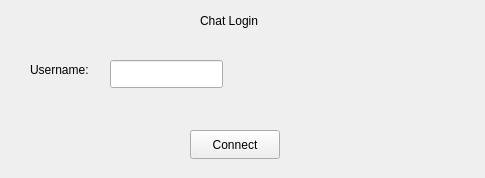
First picture: the form in ChatApp/loginwindow.ui, repository MoazMostafaAzab/cs2-lab-project, before the edit.
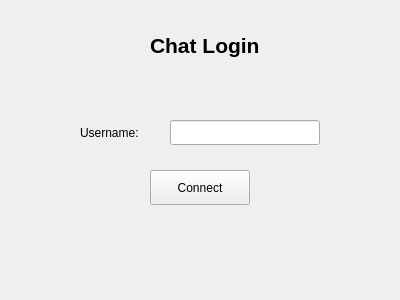
Second picture: the form after the edit.

```diff
--- a/ChatApp/loginwindow.ui
+++ b/ChatApp/loginwindow.ui
@@ -6,8 +6,8 @@
    <rect>
     <x>0</x>
     <y>0</y>
-    <width>485</width>
-    <height>178</height>
+    <width>400</width>
+    <height>300</height>
    </rect>
   </property>
   <property name="windowTitle">
@@ -16,12 +16,19 @@
   <widget class="QLabel" name="label">
    <property name="geometry">
     <rect>
-     <x>200</x>
-     <y>10</y>
-     <width>71</width>
-     <height>21</height>
+     <x>150</x>
+     <y>30</y>
+     <width>151</width>
+     <height>30</height>
     </rect>
    </property>
+   <property name="font">
+    <font>
+     <pointsize>16</pointsize>
+     <bold>true</bold>
+     <kerning>true</kerning>
+    </font>
+   </property>
    <property name="text">
     <string>Chat Login</string>
    </property>
@@ -29,10 +36,10 @@
   <widget class="QLineEdit" name="usernameInput">
    <property name="geometry">
     <rect>
-     <x>110</x>
-     <y>60</y>
-     <width>113</width>
-     <height>28</height>
+     <x>170</x>
+     <y>120</y>
+     <width>150</width>
+     <height>25</height>
     </rect>
    </property>
   </widget>
@@ -52,10 +59,10 @@
   <widget class="QPushButton" name="connectButton">
    <property name="geometry">
     <rect>
-     <x>190</x>
-     <y>130</y>
-     <width>90</width>
-     <height>29</height>
+     <x>150</x>
+     <y>170</y>
+     <width>100</width>
+     <height>35</height>
     </rect>
    </property>
    <property name="text">
@@ -65,10 +72,10 @@
   <widget class="QLabel" name="label_2">
    <property name="geometry">
     <rect>
-     <x>30</x>
-     <y>60</y>
-     <width>81</width>
-     <height>20</height>
+     <x>80</x>
+     <y>120</y>
+     <width>80</width>
+     <height>25</height>
     </rect>
    </property>
    <property name="text">
```
